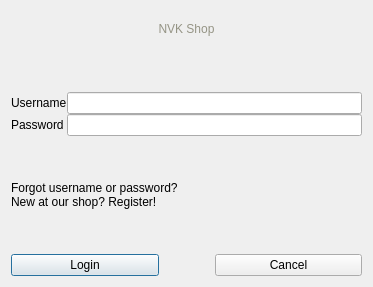
This is frontend/ui/loginwindow.ui in NVKShop/nvk-client as Qt 5 draws it before an edit. The edited form follows.
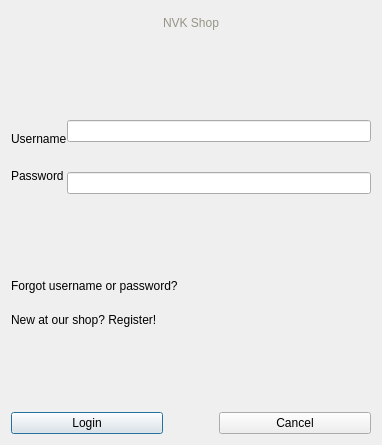
This is the edited form.

Diff of the .ui file:
```diff
--- a/frontend/ui/loginwindow.ui
+++ b/frontend/ui/loginwindow.ui
@@ -9,8 +9,8 @@
    <rect>
     <x>0</x>
     <y>0</y>
-    <width>373</width>
-    <height>287</height>
+    <width>382</width>
+    <height>445</height>
    </rect>
   </property>
   <property name="windowTitle">
@@ -18,10 +18,13 @@
   </property>
   <layout class="QGridLayout" name="gridLayout" rowstretch="4,3,2,4">
    <property name="verticalSpacing">
-    <number>45</number>
+    <number>85</number>
    </property>
    <item row="2" column="0">
     <layout class="QVBoxLayout" name="verticalLayout">
+     <property name="spacing">
+      <number>20</number>
+     </property>
      <item>
       <widget class="QLabel" name="forgotUserNameLabel">
        <property name="text">
@@ -60,6 +63,9 @@
      </item>
      <item>
       <layout class="QVBoxLayout" name="verticalLayout_2">
+       <property name="spacing">
+        <number>30</number>
+       </property>
        <item>
         <widget class="QLineEdit" name="userNameEdit"/>
        </item>
```
